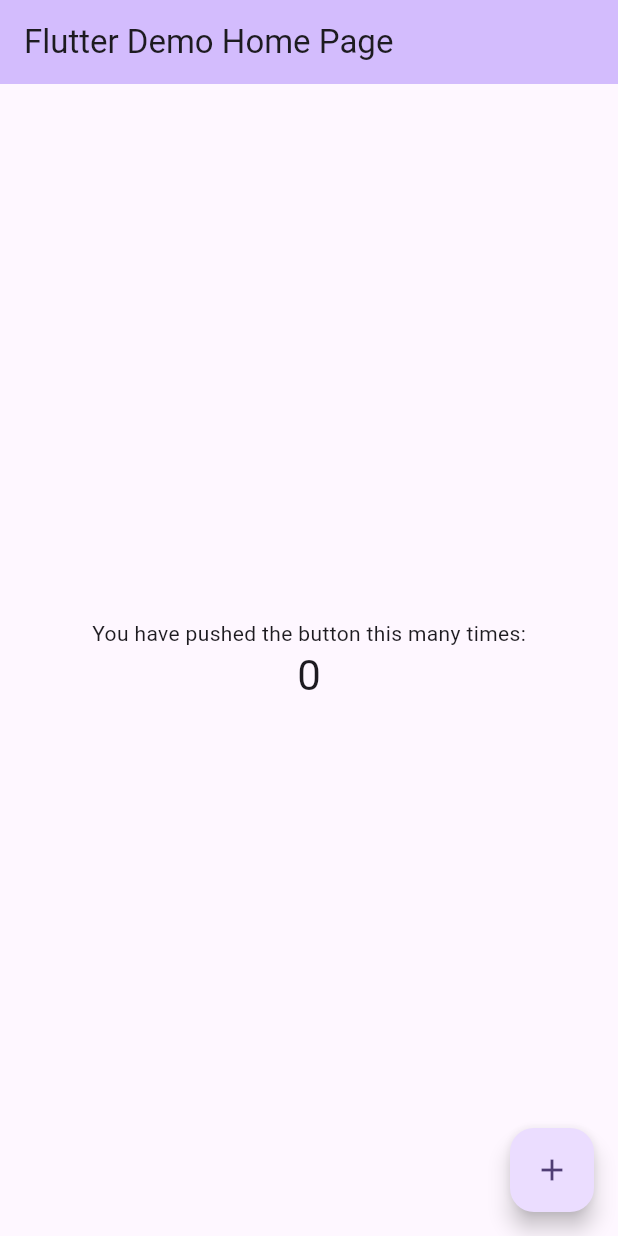
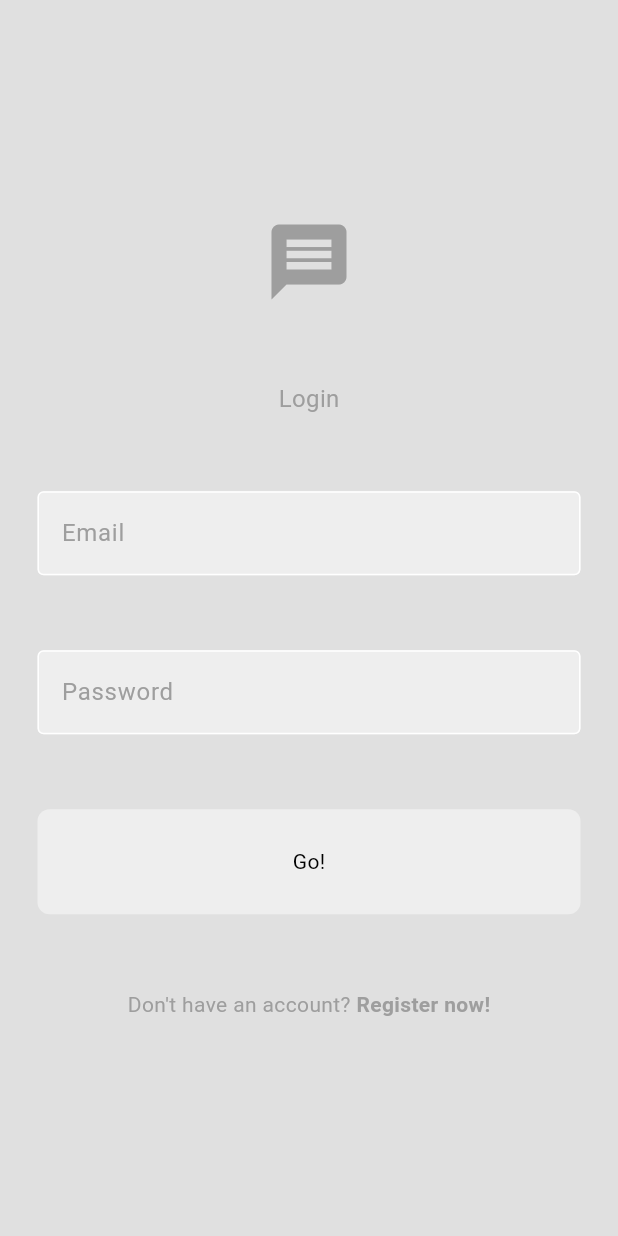
Before and after one commit to Maxx-bl/Asiimov, a Flutter app: the screen it shows after launch, on a phone screen of 412 x 824 dp. Run offline on Flutter 3.47's test engine with Material 3 defaults, Android fonts, the phone set to English and light mode, and no system bars.

Commit message:
starting login page

```diff
--- /dev/null
+++ b/lib/components/my_button.dart
@@ -0,0 +1,22 @@
+import 'package:flutter/material.dart';
+
+class MyButton extends StatelessWidget {
+  final String text;
+  final void Function()? onTap;
+  const MyButton({super.key, required this.text, required this.onTap});
+
+  @override
+  Widget build(BuildContext context) {
+    return GestureDetector(
+      onTap: onTap,
+      child: Container(
+        decoration: BoxDecoration(
+            color: Theme.of(context).colorScheme.secondary,
+            borderRadius: BorderRadius.circular(8)),
+        padding: const EdgeInsets.all(25),
+        margin: const EdgeInsets.symmetric(horizontal: 25),
+        child: Center(child: Text(text)),
+      ),
+    );
+  }
+}
--- /dev/null
+++ b/lib/components/my_textfield.dart
@@ -0,0 +1,35 @@
+import 'package:flutter/material.dart';
+
+class MyTextField extends StatelessWidget {
+  final String hintText;
+  final bool obscureText;
+  final TextEditingController controller;
+  const MyTextField(
+      {super.key,
+      required this.hintText,
+      required this.obscureText,
+      required this.controller});
+
+  @override
+  Widget build(BuildContext context) {
+    return Padding(
+      padding: const EdgeInsets.symmetric(horizontal: 25.0),
+      child: TextField(
+        obscureText: obscureText,
+        controller: controller,
+        decoration: InputDecoration(
+            enabledBorder: OutlineInputBorder(
+              borderSide:
+                  BorderSide(color: Theme.of(context).colorScheme.tertiary),
+            ),
+            focusedBorder: OutlineInputBorder(
+                borderSide:
+                    BorderSide(color: Theme.of(context).colorScheme.primary)),
+            fillColor: Theme.of(context).colorScheme.secondary,
+            filled: true,
+            hintText: hintText,
+            hintStyle: TextStyle(color: Theme.of(context).colorScheme.primary)),
+      ),
+    );
+  }
+}
--- a/lib/main.dart
+++ b/lib/main.dart
@@ -1,3 +1,5 @@
+import 'package:asiimov/pages/login_page.dart';
+import 'package:asiimov/themes/light_mode.dart';
 import 'package:flutter/material.dart';
 
 void main() {
@@ -7,119 +9,12 @@
 class MyApp extends StatelessWidget {
   const MyApp({super.key});
 
-  // This widget is the root of your application.
   @override
   Widget build(BuildContext context) {
     return MaterialApp(
-      title: 'Flutter Demo',
-      theme: ThemeData(
-        // This is the theme of your application.
-        //
-        // TRY THIS: Try running your application with "flutter run". You'll see
-        // the application has a purple toolbar. Then, without quitting the app,
-        // try changing the seedColor in the colorScheme below to Colors.green
-        // and then invoke "hot reload" (save your changes or press the "hot
-        // reload" button in a Flutter-supported IDE, or press "r" if you used
-        // the command line to start the app).
-        //
-        // Notice that the counter didn't reset back to zero; the application
-        // state is not lost during the reload. To reset the state, use hot
-        // restart instead.
-        //
-        // This works for code too, not just values: Most code changes can be
-        // tested with just a hot reload.
-        colorScheme: ColorScheme.fromSeed(seedColor: Colors.deepPurple),
-        useMaterial3: true,
-      ),
-      home: const MyHomePage(title: 'Flutter Demo Home Page'),
+      debugShowCheckedModeBanner: false,
+      home: LoginPage(),
+      theme: lightMode,
     );
   }
 }
-
-class MyHomePage extends StatefulWidget {
-  const MyHomePage({super.key, required this.title});
-
-  // This widget is the home page of your application. It is stateful, meaning
-  // that it has a State object (defined below) that contains fields that affect
-  // how it looks.
-
-  // This class is the configuration for the state. It holds the values (in this
-  // case the title) provided by the parent (in this case the App widget) and
-  // used by the build method of the State. Fields in a Widget subclass are
-  // always marked "final".
-
-  final String title;
-
-  @override
-  State<MyHomePage> createState() => _MyHomePageState();
-}
-
-class _MyHomePageState extends State<MyHomePage> {
-  int _counter = 0;
-
-  void _incrementCounter() {
-    setState(() {
-      // This call to setState tells the Flutter framework that something has
-      // changed in this State, which causes it to rerun the build method below
-      // so that the display can reflect the updated values. If we changed
-      // _counter without calling setState(), then the build method would not be
-      // called again, and so nothing would appear to happen.
-      _counter++;
-    });
-  }
-
-  @override
-  Widget build(BuildContext context) {
-    // This method is rerun every time setState is called, for instance as done
-    // by the _incrementCounter method above.
-    //
-    // The Flutter framework has been optimized to make rerunning build methods
-    // fast, so that you can just rebuild anything that needs updating rather
-    // than having to individually change instances of widgets.
-    return Scaffold(
-      appBar: AppBar(
-        // TRY THIS: Try changing the color here to a specific color (to
-        // Colors.amber, perhaps?) and trigger a hot reload to see the AppBar
-        // change color while the other colors stay the same.
-        backgroundColor: Theme.of(context).colorScheme.inversePrimary,
-        // Here we take the value from the MyHomePage object that was created by
-        // the App.build method, and use it to set our appbar title.
-        title: Text(widget.title),
-      ),
-      body: Center(
-        // Center is a layout widget. It takes a single child and positions it
-        // in the middle of the parent.
-        child: Column(
-          // Column is also a layout widget. It takes a list of children and
-          // arranges them vertically. By default, it sizes itself to fit its
-          // children horizontally, and tries to be as tall as its parent.
-          //
-          // Column has various properties to control how it sizes itself and
-          // how it positions its children. Here we use mainAxisAlignment to
-          // center the children vertically; the main axis here is the vertical
-          // axis because Columns are vertical (the cross axis would be
-          // horizontal).
-          //
-          // TRY THIS: Invoke "debug painting" (choose the "Toggle Debug Paint"
-          // action in the IDE, or press "p" in the console), to see the
-          // wireframe for each widget.
-          mainAxisAlignment: MainAxisAlignment.center,
-          children: <Widget>[
-            const Text(
-              'You have pushed the button this many times:',
-            ),
-            Text(
-              '$_counter',
-              style: Theme.of(context).textTheme.headlineMedium,
-            ),
-          ],
-        ),
-      ),
-      floatingActionButton: FloatingActionButton(
-        onPressed: _incrementCounter,
-        tooltip: 'Increment',
-        child: const Icon(Icons.add),
-      ), // This trailing comma makes auto-formatting nicer for build methods.
-    );
-  }
-}
--- /dev/null
+++ b/lib/pages/login_page.dart
@@ -0,0 +1,75 @@
+import 'package:asiimov/components/my_button.dart';
+import 'package:asiimov/components/my_textfield.dart';
+import 'package:flutter/material.dart';
+
+class LoginPage extends StatelessWidget {
+  //text controllers
+  final TextEditingController emailController = TextEditingController();
+  final TextEditingController passwordController = TextEditingController();
+
+  LoginPage({super.key});
+
+  //login
+  void login() {}
+
+  @override
+  Widget build(BuildContext context) {
+    return Scaffold(
+        backgroundColor: Theme.of(context).colorScheme.surface,
+        body: Center(
+            child: Column(
+          mainAxisAlignment: MainAxisAlignment.center,
+          children: [
+            //logo
+            Icon(Icons.message,
+                size: 60, color: Theme.of(context).colorScheme.primary),
+
+            const SizedBox(height: 50),
+
+            //text
+            Text("Login",
+                style: TextStyle(
+                    fontSize: 16,
+                    color: Theme.of(context).colorScheme.primary)),
+
+            const SizedBox(height: 50),
+
+            //email field
+            MyTextField(
+                hintText: "Email",
+                obscureText: false,
+                controller: emailController),
+
+            const SizedBox(height: 50),
+
+            //password field
+            MyTextField(
+                hintText: "Password",
+                obscureText: true,
+                controller: passwordController),
+
+            const SizedBox(height: 50),
+
+            //login button
+            MyButton(
+              text: "Go!",
+              onTap: login,
+            ),
+
+            const SizedBox(height: 50),
+
+            //register text
+            Row(mainAxisAlignment: MainAxisAlignment.center, children: [
+              Text(
+                "Don't have an account? ",
+                style: TextStyle(color: Theme.of(context).colorScheme.primary),
+              ),
+              Text("Register now!",
+                  style: TextStyle(
+                      fontWeight: FontWeight.bold,
+                      color: Theme.of(context).colorScheme.primary))
+            ])
+          ],
+        )));
+  }
+}
--- /dev/null
+++ b/lib/themes/light_mode.dart
@@ -0,0 +1,11 @@
+import 'package:flutter/material.dart';
+
+ThemeData lightMode = ThemeData(
+  colorScheme: ColorScheme.light(
+    surface: Colors.grey.shade300,
+    primary: Colors.grey.shade500,
+    secondary: Colors.grey.shade200,
+    tertiary: Colors.white,
+    inversePrimary: Colors.grey.shade900,
+  ),
+);
```
